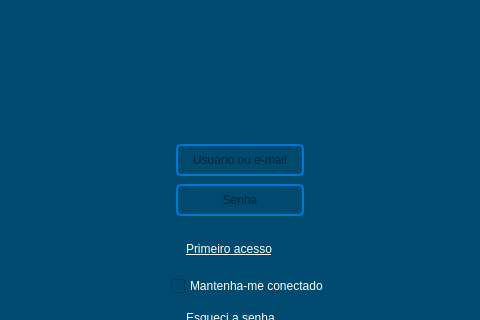
KevenLucas025/ProjetoERP, file login_3.ui: the form before one commit; both pictures show x 98 to 578 and y 162 to 482 of the 683 by 600 pixel window.
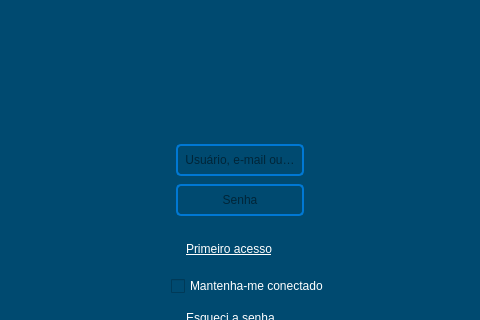
The form after the commit. Icons and pictures are not drawn.

```diff
--- a/login_3.ui
+++ b/login_3.ui
@@ -496,7 +496,7 @@
           <bool>false</bool>
          </property>
          <property name="placeholderText">
-          <string>Usuário ou e-mail</string>
+          <string>Usuário, e-mail ou CPF</string>
          </property>
          <property name="clearButtonEnabled">
           <bool>false</bool>
```
